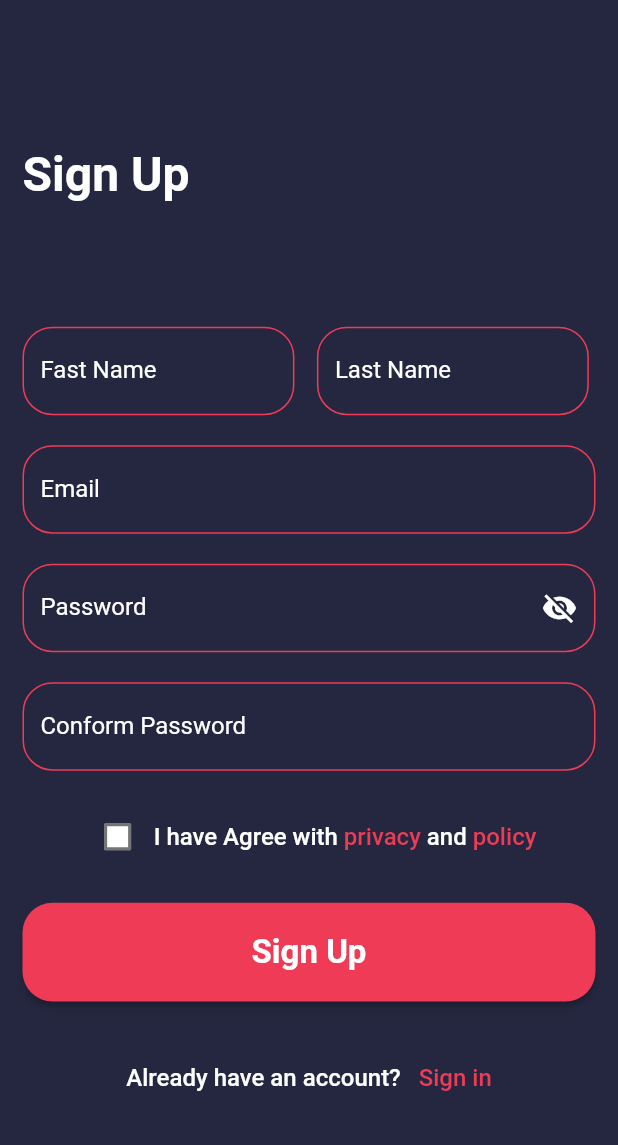
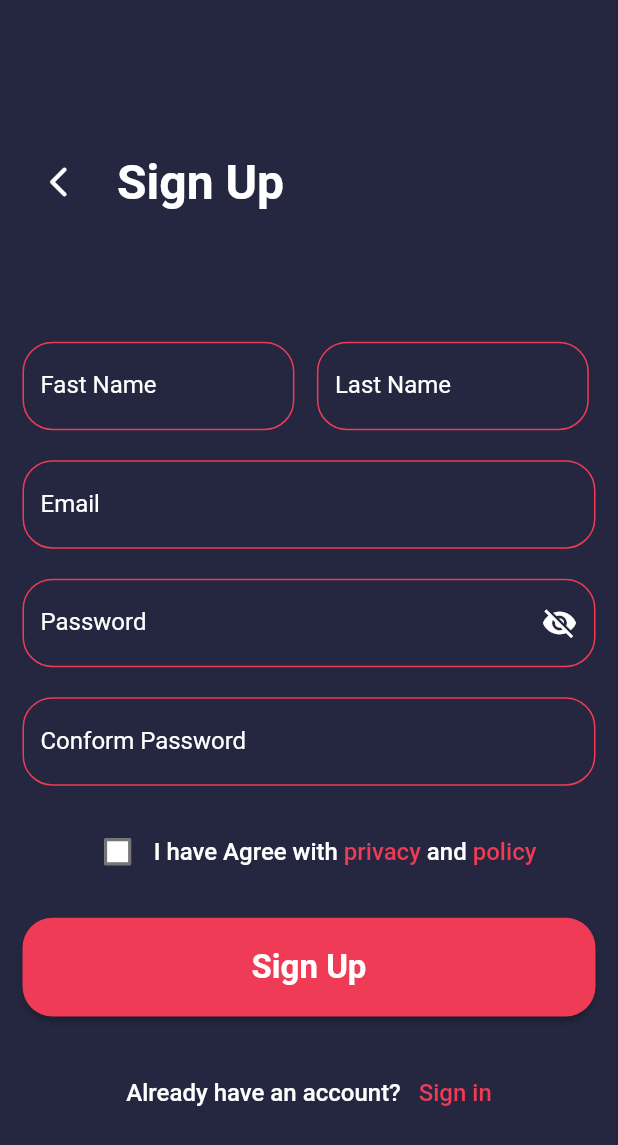
Before and after one commit to MuhammedNihalcp/social_media_app, a Flutter app: the ScreenSignUP screen opened directly, on a phone screen of 412 x 824 dp. Shown: the top 1145 px of the screen. Run offline on Flutter 3.47's test engine with Material 2 defaults, Android fonts, the phone set to English and light mode, and no system bars; our stand-ins replace flutter_otp_text_field, google_fonts.

Commit message:
add back button on sign up view

```diff
--- a/lib/Screen/auth/sign_up_screen/view/sign_up_view.dart
+++ b/lib/Screen/auth/sign_up_screen/view/sign_up_view.dart
@@ -34,8 +34,18 @@ class ScreenSignUP extends StatelessWidget {
                     height: height * 0.1,
                   ),
                   Row(
-                    children: const [
-                      AuthHeadText(text: 'Sign Up'),
+                    children: [
+                      IconButton(
+                        onPressed: () {
+                          Navigator.of(context).pop();
+                        },
+                        icon: const Icon(
+                          Icons.arrow_back_ios_new_rounded,
+                          color: colorWhith,
+                        ),
+                      ),
+                      kwidth15,
+                      const AuthHeadText(text: 'Sign Up'),
                     ],
                   ),
                   SizedBox(
```
